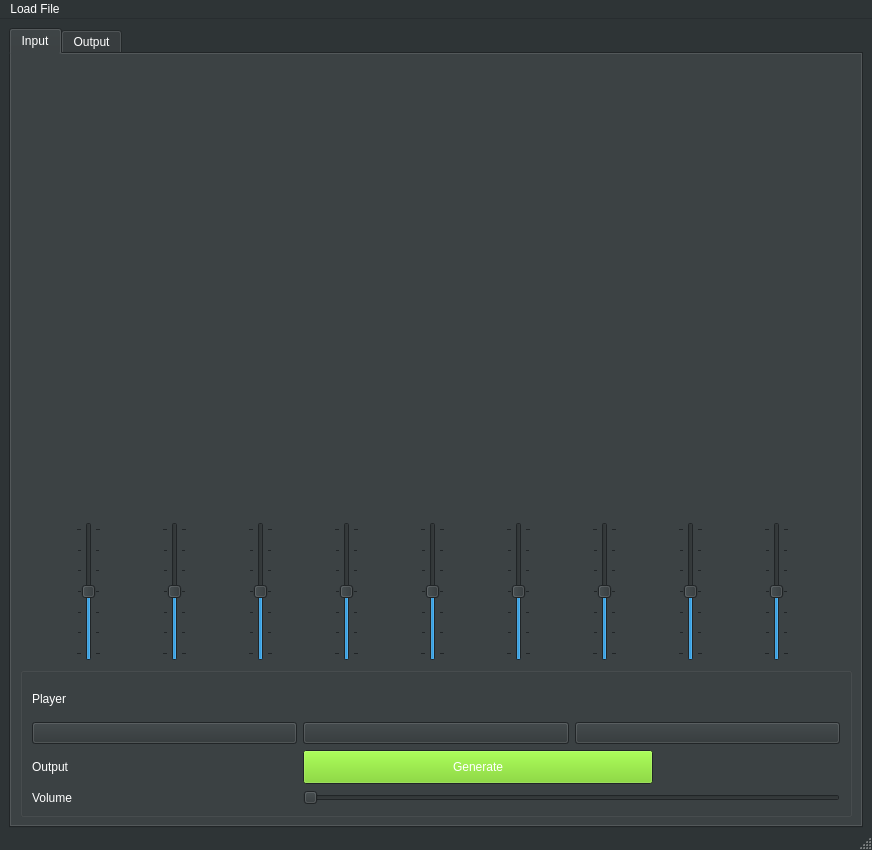
First picture: the form in Task2/testGUI.ui, repository Ahmad-Abdalmageed/DSP_tasks-, before the edit.
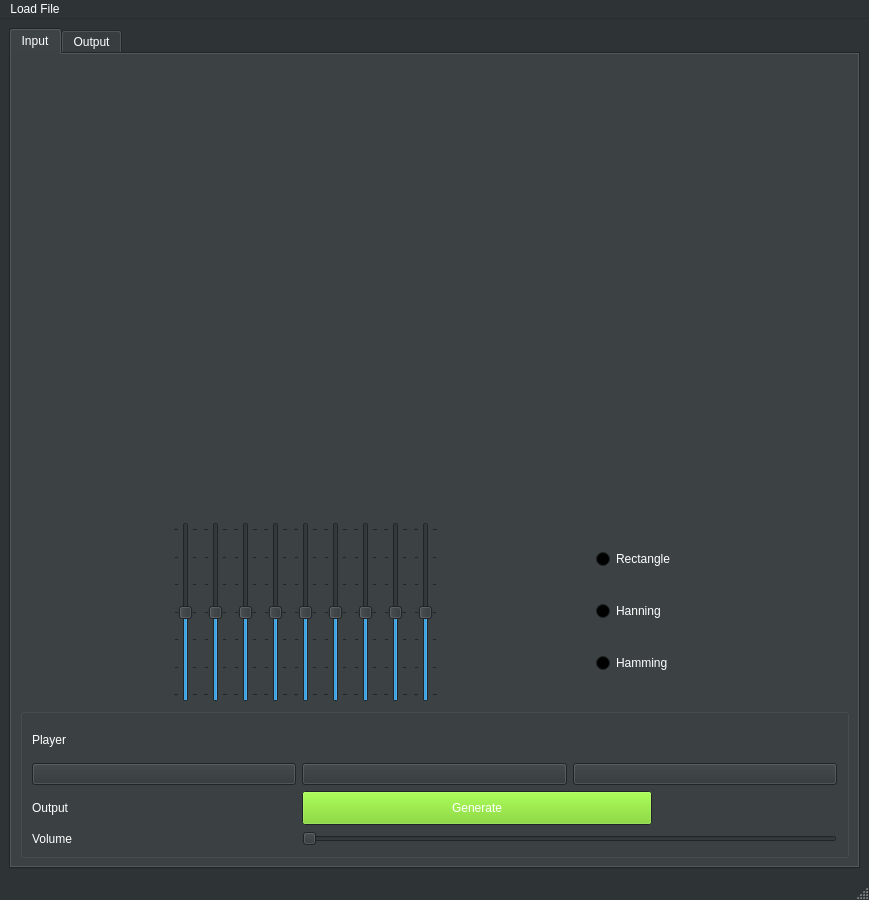
Second picture: the form after the edit. Icons and pictures are not drawn. Custom widgets are drawn as their Qt base class.

```diff
--- a/Task2/testGUI.ui
+++ b/Task2/testGUI.ui
@@ -6,8 +6,8 @@
    <rect>
     <x>0</x>
     <y>0</y>
-    <width>872</width>
-    <height>850</height>
+    <width>869</width>
+    <height>900</height>
    </rect>
   </property>
   <property name="minimumSize">
@@ -938,6 +938,74 @@
           </item>
           <item>
            <layout class="QHBoxLayout" name="horizontalLayout">
+            <property name="sizeConstraint">
+             <enum>QLayout::SetMinimumSize</enum>
+            </property>
+            <item>
+             <layout class="QHBoxLayout" name="horizontalLayout_3">
+              <item>
+               <widget class="QSlider" name="verticalSlider">
+                <property name="minimum">
+                 <number>-3</number>
+                </property>
+                <property name="maximum">
+                 <number>3</number>
+                </property>
+                <property name="orientation">
+                 <enum>Qt::Vertical</enum>
+                </property>
+                <property name="tickPosition">
+                 <enum>QSlider::TicksBothSides</enum>
+                </property>
+                <property name="tickInterval">
+                 <number>1</number>
+                </property>
+               </widget>
+              </item>
+              <item>
+               <widget class="QSlider" name="verticalSlider_2">
+                <property name="minimum">
+                 <number>-3</number>
+                </property>
+                <property name="maximum">
+                 <number>3</number>
+                </property>
+                <property name="tracking">
+                 <bool>true</bool>
+                </property>
+                <property name="orientation">
+                 <enum>Qt::Vertical</enum>
+                </property>
+                <property name="tickPosition">
+                 <enum>QSlider::TicksBothSides</enum>
+                </property>
+                <property name="tickInterval">
+                 <number>1</number>
+                </property>
+               </widget>
+              </item>
+              <item>
+               <widget class="QSlider" name="verticalSlider_3">
+                <property name="minimum">
+                 <number>-3</number>
+                </property>
+                <property name="maximum">
+                 <number>3</number>
+                </property>
+                <property name="tracking">
+                 <bool>true</bool>
+                </property>
+                <property name="orientation">
+                 <enum>Qt::Vertical</enum>
+                </property>
+                <property name="tickPosition">
+                 <enum>QSlider::TicksBothSides</enum>
+                </property>
+                <property name="tickInterval">
+                 <number>1</number>
+                </property>
+               </widget>
+              </item>
             <item>
              <widget class="QSlider" name="verticalSlider_4">
               <property name="minimum">
@@ -1004,47 +1072,6 @@
               </property>
              </widget>
             </item>
-            <item>
-             <widget class="QSlider" name="verticalSlider_8">
-              <property name="minimum">
-               <number>-3</number>
-              </property>
-              <property name="maximum">
-               <number>3</number>
-              </property>
-              <property name="tracking">
-               <bool>true</bool>
-              </property>
-              <property name="orientation">
-               <enum>Qt::Vertical</enum>
-              </property>
-              <property name="tickPosition">
-               <enum>QSlider::TicksBothSides</enum>
-              </property>
-              <property name="tickInterval">
-               <number>1</number>
-              </property>
-             </widget>
-            </item>
-            <item>
-             <widget class="QSlider" name="verticalSlider">
-              <property name="minimum">
-               <number>-3</number>
-              </property>
-              <property name="maximum">
-               <number>3</number>
-              </property>
-              <property name="orientation">
-               <enum>Qt::Vertical</enum>
-              </property>
-              <property name="tickPosition">
-               <enum>QSlider::TicksBothSides</enum>
-              </property>
-              <property name="tickInterval">
-               <number>1</number>
-              </property>
-             </widget>
-            </item>
             <item>
              <widget class="QSlider" name="verticalSlider_7">
               <property name="minimum">
@@ -1068,29 +1095,7 @@
              </widget>
             </item>
             <item>
-             <widget class="QSlider" name="verticalSlider_3">
-              <property name="minimum">
-               <number>-3</number>
-              </property>
-              <property name="maximum">
-               <number>3</number>
-              </property>
-              <property name="tracking">
-               <bool>true</bool>
-              </property>
-              <property name="orientation">
-               <enum>Qt::Vertical</enum>
-              </property>
-              <property name="tickPosition">
-               <enum>QSlider::TicksBothSides</enum>
-              </property>
-              <property name="tickInterval">
-               <number>1</number>
-              </property>
-             </widget>
-            </item>
-            <item>
-             <widget class="QSlider" name="verticalSlider_2">
+               <widget class="QSlider" name="verticalSlider_8">
               <property name="minimum">
                <number>-3</number>
               </property>
@@ -1135,6 +1140,54 @@
             </item>
            </layout>
           </item>
+            <item>
+             <layout class="QVBoxLayout" name="verticalLayout_4" stretch="0,0,0">
+              <property name="sizeConstraint">
+               <enum>QLayout::SetMinimumSize</enum>
+              </property>
+              <item>
+               <widget class="QRadioButton" name="rectangle">
+                <property name="maximumSize">
+                 <size>
+                  <width>100</width>
+                  <height>16777215</height>
+                 </size>
+                </property>
+                <property name="text">
+                 <string>Rectangle</string>
+                </property>
+               </widget>
+              </item>
+              <item>
+               <widget class="QRadioButton" name="hanning">
+                <property name="maximumSize">
+                 <size>
+                  <width>100</width>
+                  <height>16777215</height>
+                 </size>
+                </property>
+                <property name="text">
+                 <string>Hanning</string>
+                </property>
+               </widget>
+              </item>
+              <item>
+               <widget class="QRadioButton" name="hamming">
+                <property name="maximumSize">
+                 <size>
+                  <width>100</width>
+                  <height>16777215</height>
+                 </size>
+                </property>
+                <property name="text">
+                 <string>Hamming</string>
+                </property>
+               </widget>
+              </item>
+             </layout>
+            </item>
+           </layout>
+          </item>
          </layout>
         </item>
         <item>
@@ -1321,7 +1374,7 @@
     <rect>
      <x>0</x>
      <y>0</y>
-     <width>872</width>
+     <width>869</width>
      <height>22</height>
     </rect>
    </property>
```
Left out of the diff: 4 changed lines with no effect on the pictures. Lines whose indentation alone changed are shown as unchanged.
